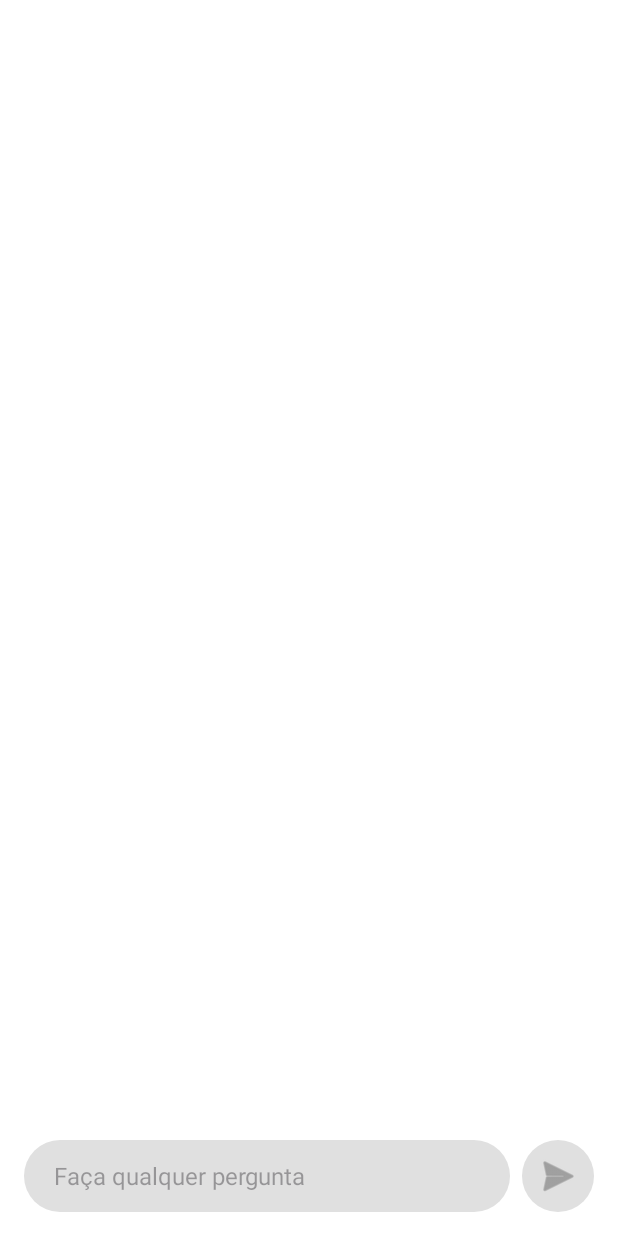
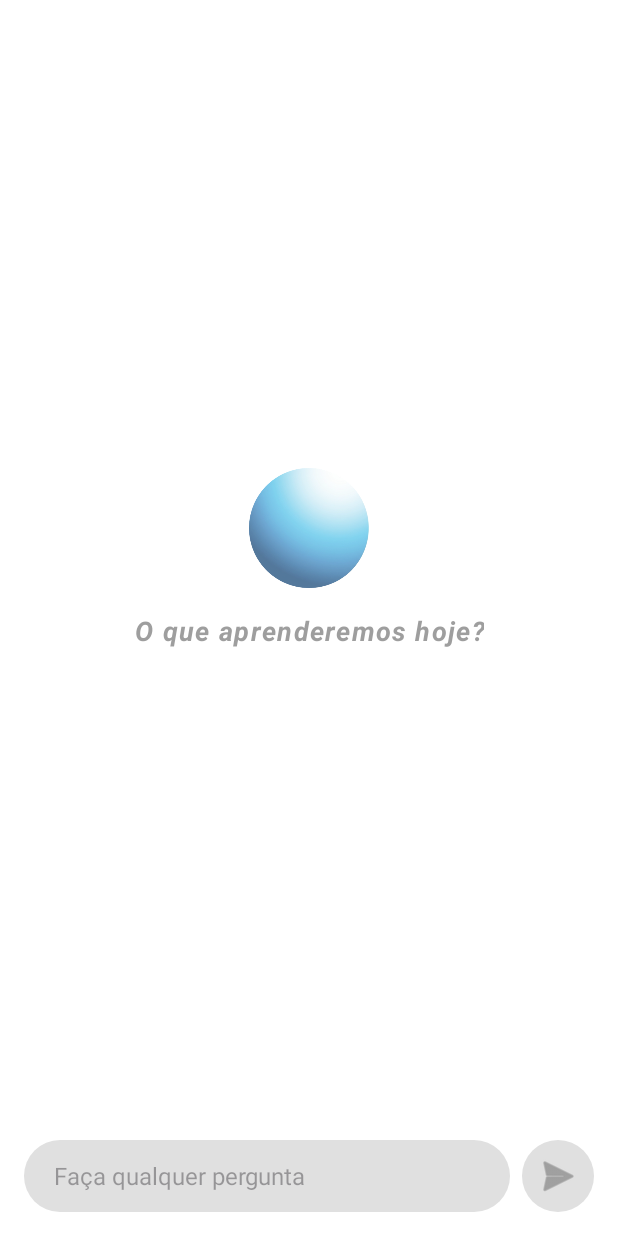
Before and after one commit to monspiet1/CCbot, an Android app: the screen it shows after launch (MainActivity), on a phone screen of 412 x 824 dp. Run offline under Robolectric (Android 15) with nearby library versions, the phone set to English and light mode, and no system bars; libraries missing offline, so code that uses them is left out: io.noties.markwon; 1 statement that could not run was skipped.

Commit message:
interface improvements with welcome message

```diff
--- a/app/src/main/java/com/example/ccbot_app/MainActivity.java
+++ b/app/src/main/java/com/example/ccbot_app/MainActivity.java
@@ -4,6 +4,7 @@ import android.os.Bundle;
 import android.view.View;
 import android.widget.EditText;
 import android.widget.ImageButton;
+import android.widget.TextView;
 
 import androidx.activity.EdgeToEdge;
 import androidx.appcompat.app.AppCompatActivity;
@@ -38,6 +39,8 @@ public class MainActivity extends AppCompatActivity {
     ChatAdapter chatAdapter;
 
     ApiService apiService;
+    View layoutWelcome;
+    TextView textWelcomeMessage;
 
     @Override
     protected void onCreate(Bundle savedInstanceState) {
@@ -54,6 +57,15 @@ public class MainActivity extends AppCompatActivity {
         recyclerView = findViewById(R.id.recycler_chat);
         editTextInput = findViewById(R.id.edit_text_input);
         buttonSend = findViewById(R.id.button_send);
+        layoutWelcome = findViewById(R.id.layout_welcome);
+
+        textWelcomeMessage = findViewById(R.id.text_welcome_msg);
+
+        // Texto que você quer animar
+        String mensagem = "O que aprenderemos hoje?";
+
+        // Chama a animação
+        animateTextTyping(textWelcomeMessage, mensagem);
 
         // 2. Configurar a Lista e o Adapter
         messageList = new ArrayList<>();
@@ -102,6 +114,11 @@ public class MainActivity extends AppCompatActivity {
     }
 
     private void sendMessageToApi(String text) {
+
+        if (layoutWelcome.getVisibility() == View.VISIBLE) {
+            layoutWelcome.setVisibility(View.GONE);
+        }
+
         // 1. Adiciona a mensagem do Usuário na tela imediatamente
         messageList.add(new Message(text, Message.SENT_BY_ME));
         chatAdapter.notifyItemInserted(messageList.size() - 1);
@@ -141,4 +158,32 @@ public class MainActivity extends AppCompatActivity {
         chatAdapter.notifyItemInserted(messageList.size() - 1);
         recyclerView.smoothScrollToPosition(messageList.size() - 1);
     }
+
+    // Método Mágico da Digitação
+    private void animateTextTyping(final TextView textView, final String textToType) {
+        final long delay = 50; // Velocidade da digitação (ms)
+        final android.os.Handler handler = new android.os.Handler();
+
+        // Limpa o texto inicial
+        textView.setText("");
+
+        // Cria a tarefa de rodar caractere por caractere
+        Runnable characterAdder = new Runnable() {
+            int index = 0;
+
+            @Override
+            public void run() {
+                // Define o texto com um caractere a mais
+                textView.setText(textToType.subSequence(0, index++));
+
+                // Se ainda não acabou, agenda a próxima letra
+                if (index <= textToType.length()) {
+                    handler.postDelayed(this, delay);
+                }
+            }
+        };
+
+        // Inicia o processo
+        handler.post(characterAdder);
+    }
 }
--- a/app/src/main/res/layout/activity_main.xml
+++ b/app/src/main/res/layout/activity_main.xml
@@ -20,6 +20,37 @@
         app:stackFromEnd="true"
         tools:listitem="@layout/item_message_bot" />
 
+    <LinearLayout
+        android:id="@+id/layout_welcome"
+        android:layout_width="wrap_content"
+        android:layout_height="wrap_content"
+        android:orientation="vertical"
+        android:gravity="center"
+        android:alpha="0.7"
+        app:layout_constraintTop_toTopOf="parent"
+        app:layout_constraintBottom_toTopOf="@+id/layout_input"
+        app:layout_constraintStart_toStartOf="parent"
+        app:layout_constraintEnd_toEndOf="parent">
+
+        <ImageView
+            android:layout_width="80dp"
+            android:layout_height="80dp"
+            android:layout_marginBottom="16dp"
+            android:src="@drawable/icon" />
+
+        <TextView
+            android:id="@+id/text_welcome_msg"
+            android:layout_width="wrap_content"
+            android:layout_height="wrap_content"
+            android:text="O que aprenderemos hoje?"
+            android:letterSpacing="0.05"
+            android:textAlignment="center"
+            android:textColor="#757575"
+            android:textSize="18sp"
+            android:textStyle="bold|italic" />
+
+    </LinearLayout>
+
     <androidx.constraintlayout.widget.ConstraintLayout
         android:id="@+id/layout_input"
         android:layout_width="match_parent"
@@ -39,7 +70,12 @@
             android:minHeight="48dp"
             android:paddingStart="20dp"
             android:paddingEnd="20dp"
+            android:paddingBottom="8dp"
+            android:paddingTop="8dp"
             android:textSize="16sp"
+            android:focusable="true"
+            android:focusableInTouchMode="true"
+            android:enabled="true"
             app:layout_constraintBottom_toBottomOf="parent"
             app:layout_constraintEnd_toStartOf="@+id/button_send"
             app:layout_constraintStart_toStartOf="parent"
```
